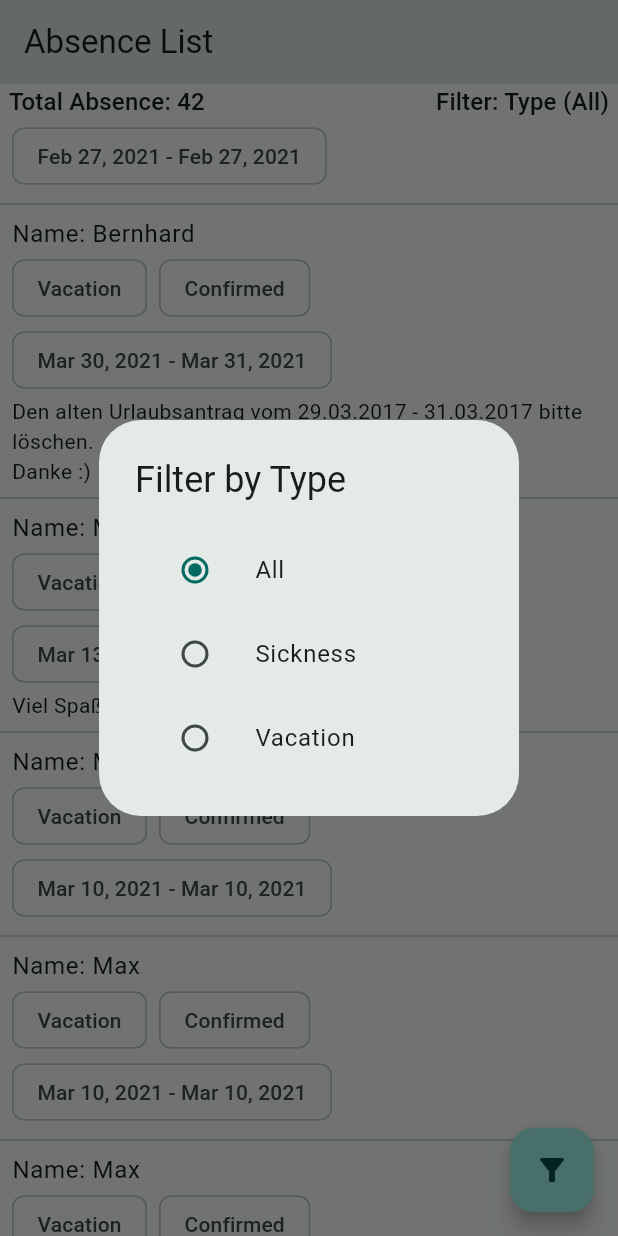
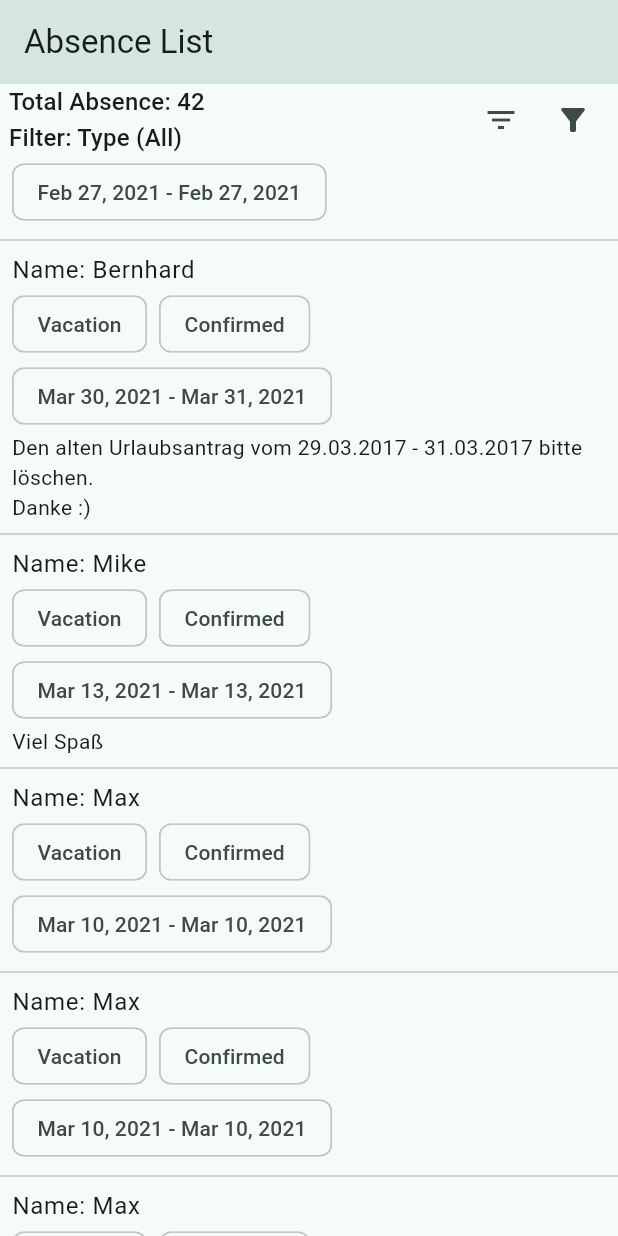
Before and after one commit to islamdidarmd/nice_absence_manager_app, a Flutter app: the screen it shows after launch, scrolled down 1728 dp, after a tap on the "filter alt" icon, on a phone screen of 412 x 824 dp. Run offline on Flutter 3.47's test engine with Material 3 defaults, Android fonts, the phone set to English and light mode, and no system bars; our stand-ins replace bloc, dart_mappable, equatable, flutter_bloc, get_it, injectable; generated files the repository leaves out were written again.

```diff
--- a/lib/absences/ui/absence_list.dart
+++ b/lib/absences/ui/absence_list.dart
@@ -5,9 +5,7 @@ import 'package:nice_absence_manager_app/absences/ui/view_model/absence_filter.d
 import 'package:nice_absence_manager_app/absences/ui/widgets/absence_list_view.dart';
 import 'package:nice_absence_manager_app/absences/ui/widgets/empty_view.dart';
 import 'package:nice_absence_manager_app/absences/ui/widgets/error_view.dart';
-import 'package:nice_absence_manager_app/absences/ui/widgets/filter_button.dart';
 import 'package:nice_absence_manager_app/absences/ui/widgets/loading_view.dart';
-import 'package:nice_absence_manager_app/di/injection.dart';
 
 class AbsenceListScreen extends StatelessWidget {
   const AbsenceListScreen({super.key});
@@ -28,7 +26,6 @@ class AbsenceListScreen extends StatelessWidget {
           return const EmptyView();
         },
       ),
-      floatingActionButton: const FilterButton(),
     );
   }
 }
--- a/lib/absences/ui/view_model/absence_filter.dart
+++ b/lib/absences/ui/view_model/absence_filter.dart
@@ -1,5 +1,3 @@
-import 'package:nice_absence_manager_app/absences/ui/view_model/absence_list_item_model.dart';
-
 enum TypeFilter { all, sickness, vacation }
 
 String formatFilterByType(TypeFilter typeFilter) {
--- a/lib/absences/ui/widgets/absence_list_view.dart
+++ b/lib/absences/ui/widgets/absence_list_view.dart
@@ -1,6 +1,7 @@
 import 'package:flutter/material.dart';
 import 'package:intl/intl.dart';
 import 'package:nice_absence_manager_app/absences/ui/view_model/absence_list_item_model.dart';
+import 'package:nice_absence_manager_app/absences/ui/widgets/list_title_view.dart';
 
 class AbsenceListView extends StatelessWidget {
   const AbsenceListView(this.list, this.filterName, {super.key});
@@ -15,42 +16,15 @@ class AbsenceListView extends StatelessWidget {
     return Column(
       crossAxisAlignment: CrossAxisAlignment.start,
       children: [
-        _TotalView(itemCount, filterName),
+        ListTitleView(itemCount, filterName),
         Expanded(
           child: ListView.separated(
             itemBuilder: (context, index) => _AbsenceListItemView(list[index]),
-            separatorBuilder: (context, index) => Divider(),
+            separatorBuilder: (context, index) => const Divider(),
             itemCount: itemCount,
           ),
         )
       ],
-    );
-  }
-}
-
-class _TotalView extends StatelessWidget {
-  const _TotalView(this.total, this.filter, {super.key});
-
-  final int total;
-  final String filter;
-
-  @override
-  Widget build(BuildContext context) {
-    return Padding(
-      padding: const EdgeInsets.only(left: 6, right: 6),
-      child: Row(
-        mainAxisAlignment: MainAxisAlignment.spaceBetween,
-        children: [
-          Text(
-            'Total Absence: $total',
-            style: Theme.of(context).textTheme.titleMedium,
-          ),
-          Text(
-            'Filter: $filter',
-            style: Theme.of(context).textTheme.titleMedium,
-          ),
-        ],
-      ),
     );
   }
 }
--- a/lib/absences/ui/widgets/filter_button.dart
+++ /dev/null
@@ -1,21 +0,0 @@
-import 'package:flutter/material.dart';
-import 'package:nice_absence_manager_app/absences/ui/widgets/filter_dialog.dart';
-
-class FilterButton extends StatelessWidget {
-  const FilterButton({
-    super.key,
-  });
-
-  @override
-  Widget build(BuildContext context) {
-    return FloatingActionButton(
-      child: const Icon(Icons.filter_alt),
-      onPressed: () {
-        showDialog(
-          context: context,
-          builder: (context) => FilterDialog(),
-        );
-      },
-    );
-  }
-}
--- /dev/null
+++ b/lib/absences/ui/widgets/list_title_view.dart
@@ -0,0 +1,60 @@
+import 'package:flutter/material.dart';
+import 'package:nice_absence_manager_app/absences/ui/widgets/filter_dialog.dart';
+
+class ListTitleView extends StatelessWidget {
+  const ListTitleView(this.total, this.filter, {super.key});
+
+  final int total;
+  final String filter;
+
+  @override
+  Widget build(BuildContext context) {
+    return Padding(
+      padding: const EdgeInsets.only(left: 6, right: 6),
+      child: Row(
+        mainAxisAlignment: MainAxisAlignment.spaceBetween,
+        children: [
+          _TotalView(total: total, filter: filter),
+          const Spacer(),
+          IconButton(
+              onPressed: () {
+                showDialog(
+                  context: context,
+                  builder: (context) => FilterDialog(),
+                );
+              },
+              icon: const Icon(Icons.filter_list)),
+          IconButton(onPressed: () {}, icon: const Icon(Icons.filter_alt))
+        ],
+      ),
+    );
+  }
+}
+
+class _TotalView extends StatelessWidget {
+  const _TotalView({
+    super.key,
+    required this.total,
+    required this.filter,
+  });
+
+  final int total;
+  final String filter;
+
+  @override
+  Widget build(BuildContext context) {
+    return Column(
+      crossAxisAlignment: CrossAxisAlignment.start,
+      children: [
+        Text(
+          'Total Absence: $total',
+          style: Theme.of(context).textTheme.titleMedium,
+        ),
+        Text(
+          'Filter: $filter',
+          style: Theme.of(context).textTheme.titleMedium,
+        ),
+      ],
+    );
+  }
+}
```
